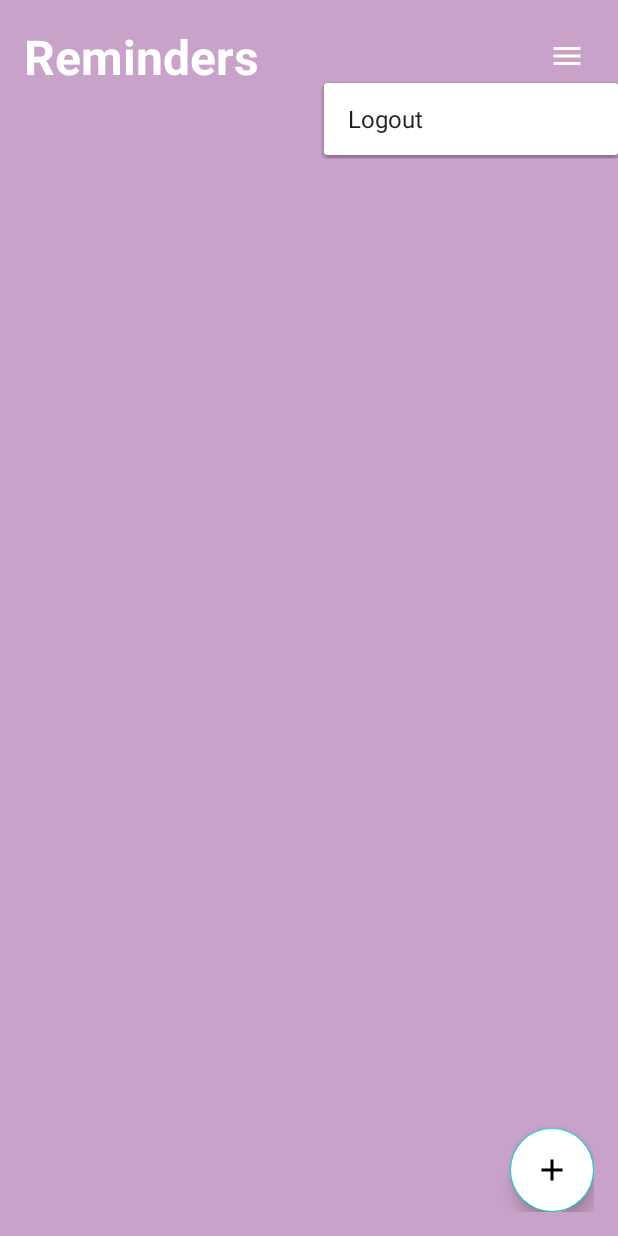
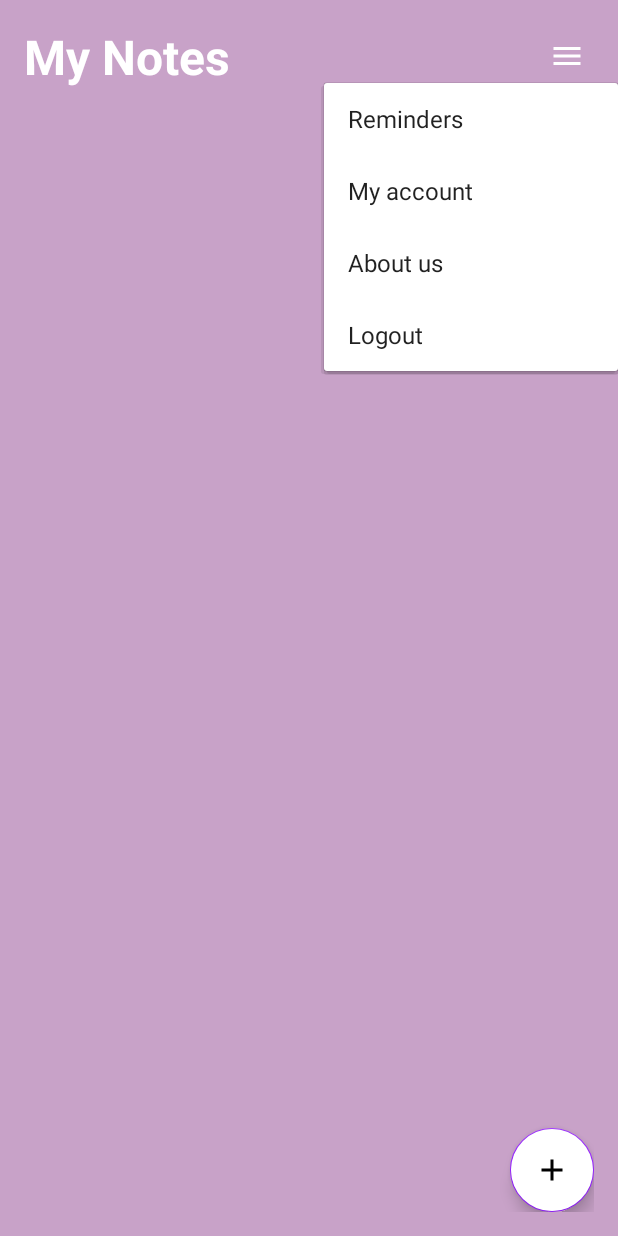
Before and after one commit to Ivyxvl/pets_diary, an Android app: the screen it shows after launch once a user with an empty profile is signed in (MainActivity), after a tap on an icon or button, on a phone screen of 412 x 824 dp. Run offline under Robolectric (Android 15) with nearby library versions, the phone set to English and light mode, and no system bars; our stand-ins replace Firebase (no records; nobody signed in at launch, a user with empty details on screens opened directly).

Commit message:
Registration, Login, Adding Notes amd etc are ready.

```diff
--- a/app/src/main/java/com/example/gafandfirebase/MainActivity.java
+++ b/app/src/main/java/com/example/gafandfirebase/MainActivity.java
@@ -3,8 +3,6 @@ package com.example.gafandfirebase;
 import androidx.appcompat.app.AppCompatActivity;
 import androidx.recyclerview.widget.LinearLayoutManager;
 import androidx.recyclerview.widget.RecyclerView;
-
-import android.app.DownloadManager;
 import android.content.Intent;
 import android.os.Bundle;
 import android.view.MenuItem;
@@ -40,15 +38,24 @@ public class MainActivity extends AppCompatActivity {
     void showMenu(){
         // TODO Display menu
         PopupMenu popupMenu = new PopupMenu(MainActivity.this, menuBtn);
+        popupMenu.getMenu().add("Reminders");
+        popupMenu.getMenu().add("My account");
+        popupMenu.getMenu().add("About us");
         popupMenu.getMenu().add("Logout");
         popupMenu.show();
         popupMenu.setOnMenuItemClickListener(new PopupMenu.OnMenuItemClickListener() {
             @Override
             public boolean onMenuItemClick(MenuItem menuItem) {
+
+
                 if (menuItem.getTitle()=="Logout"){
                     FirebaseAuth.getInstance().signOut();
                     startActivity(new Intent(MainActivity.this, LoginActivity.class));
                     finish();
+                    return true;
+                } else if (menuItem.getTitle()=="My account"){
+                    startActivity(new Intent(MainActivity.this, AccountActivity.class));
+
                     return true;
                 }
                 return false;
--- a/app/src/main/res/layout/activity_main.xml
+++ b/app/src/main/res/layout/activity_main.xml
@@ -16,7 +16,7 @@
             android:layout_width="wrap_content"
             android:layout_height="wrap_content"
             android:id="@+id/page_title"
-            android:text="Reminders"
+            android:text="My Notes"
             android:textSize="32sp"
             android:textColor="@color/white"
             android:textStyle="bold"/>
--- a/app/src/main/res/layout/activity_note_details.xml
+++ b/app/src/main/res/layout/activity_note_details.xml
@@ -16,7 +16,7 @@
             android:layout_width="wrap_content"
             android:layout_height="wrap_content"
             android:id="@+id/page_title"
-            android:text="Add New Reminder"
+            android:text="Add New Note"
             android:textSize="32sp"
             android:textColor="@color/white"
             android:textStyle="bold"/>
--- a/app/src/main/res/values/colors.xml
+++ b/app/src/main/res/values/colors.xml
@@ -4,8 +4,8 @@
     <color name="lavender">#C8A2C8</color>
 
 
-    <color name="teal_200">#FF03DAC5</color>
-    <color name="teal_700">#FF018786</color>
+    <color name="teal_200">#931FFF</color>
+    <color name="teal_700">#931FFF</color>
     <color name="black">#FF000000</color>
     <color name="white">#FFFFFFFF</color>
 </resources>
--- a/app/src/main/res/values/strings.xml
+++ b/app/src/main/res/values/strings.xml
@@ -1,3 +1,3 @@
 <resources>
-    <string name="app_name">Diary For Pets</string>
+    <string name="app_name">J-Diary</string>
 </resources>
```
Also changed, not shown: app/src/main/AndroidManifest.xml (+7 -0 lines), app/src/main/java/com/example/gafandfirebase/AccountActivity.java (added, +14 -0 lines), app/src/main/java/com/example/gafandfirebase/NoteDetailsActivity.java (+5 -5 lines), app/src/main/res/layout/activity_account.xml (added, +21 -0 lines), app/src/main/res/drawable/add.png, app/src/main/res/drawable/usericon.png.
